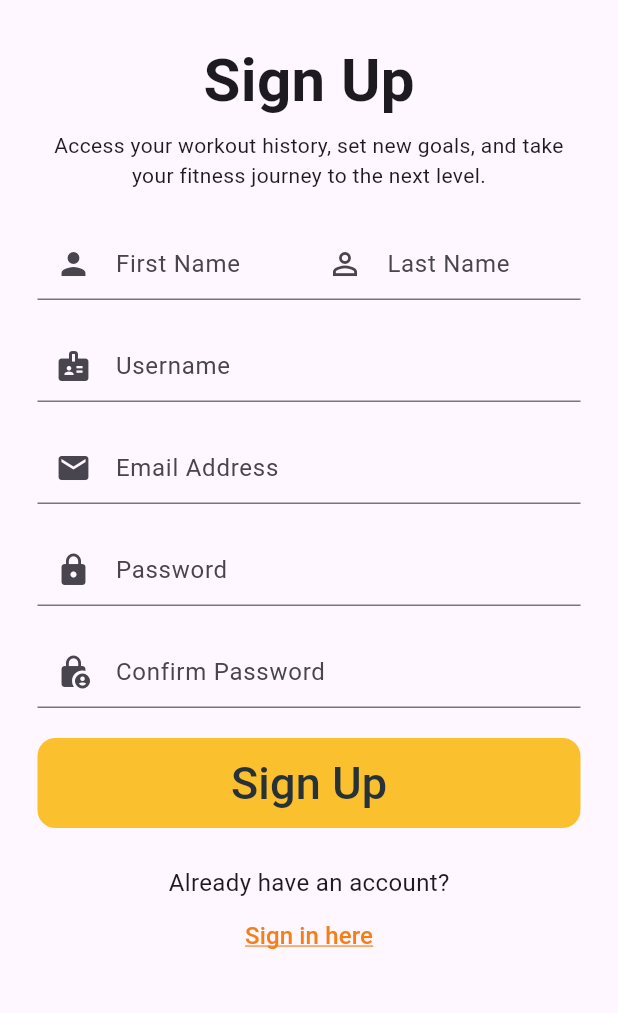
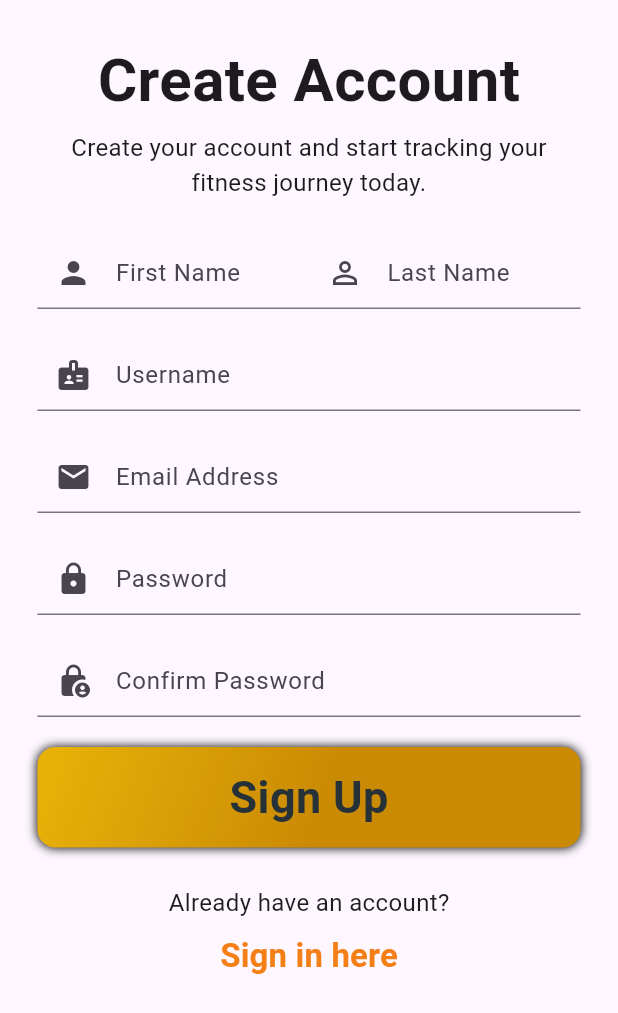
Before and after one commit to Miks02/mixxfit-mobile, a Flutter app: the RegisterWidget widget shown alone on an empty page, opened directly with empty values, on a phone screen of 412 x 824 dp. Shown: the top 1013 px of the screen. Run offline on Flutter 3.47's test engine with Material 3 defaults, Android fonts, the phone set to English and light mode, and no system bars; our stand-ins replace cookie_jar, dio, dio_cookie_manager, flutter_riverpod, freezed_annotation, go_router and 2 more; generated files the repository leaves out were written again.

Commit message:
styles(register_widget): Update registration UI and replace ElevatedButton with AppButton

```diff
--- a/lib/features/auth/presentation/pages/auth_page.dart
+++ b/lib/features/auth/presentation/pages/auth_page.dart
@@ -25,7 +25,7 @@ class _AuthPageState extends State<AuthPage> {
             child: Container(
               decoration: BoxDecoration(gradient: AppColors.primaryGradient),
               child: AnimatedPadding(
-                padding: EdgeInsets.only(top: 0, bottom: isRegister ? 50 : 0),
+                padding: EdgeInsets.only(top: 0, bottom: isRegister ? 80 : 0),
                 curve: Curves.easeInOut,
                 duration: Duration(milliseconds: 300),
                 child: Image.asset(
@@ -37,7 +37,7 @@ class _AuthPageState extends State<AuthPage> {
           ),
           AnimatedPositioned(
             curve: Curves.easeInOut,
-            top: isRegister ? 150 : 200,
+            top: isRegister ? 130 : 200,
             left: 0,
             right: 0,
             bottom: 0,
--- a/lib/features/auth/presentation/widgets/register_widget.dart
+++ b/lib/features/auth/presentation/widgets/register_widget.dart
@@ -1,5 +1,6 @@
 import 'package:flutter/material.dart';
 import 'package:mixxfit_mobile/features/auth/utils/register_validators.dart';
+import 'package:mixxfit_mobile/features/shared/widgets/app_button.dart';
 
 class RegisterWidget extends StatefulWidget {
   final VoidCallback onLoginTap;
@@ -11,17 +12,11 @@ class RegisterWidget extends StatefulWidget {
 
 class _RegisterWidgetState extends State<RegisterWidget> {
   final _formKey = GlobalKey<FormState>();
-
   final _firstNameController = TextEditingController();
-
   final _lastNameController = TextEditingController();
-
   final _usernameController = TextEditingController();
-
   final _emailController = TextEditingController();
-
   final _passwordController = TextEditingController();
-
   final _confirmPasswordController = TextEditingController();
 
   @override
@@ -34,12 +29,12 @@ class _RegisterWidgetState extends State<RegisterWidget> {
             spacing: 5,
             children: [
               Text(
-                "Sign Up",
+                "Create Account",
                 style: TextStyle(fontSize: 40, fontWeight: FontWeight.w600),
               ),
               Text(
-                "Access your workout history, set new goals, and take your fitness journey to the next level.",
-                style: TextStyle(),
+                "Create your account and start tracking your fitness journey today.",
+                style: TextStyle(fontSize: 16),
                 textAlign: TextAlign.center,
               ),
             ],
@@ -120,7 +115,8 @@ class _RegisterWidgetState extends State<RegisterWidget> {
                       prefixIcon: Icon(Icons.lock_person),
                     ),
                   ),
-                  ElevatedButton(
+                  AppButton(
+                    content: "Sign Up",
                     onPressed: () {
                       if (_formKey.currentState!.validate()) {
                         showDialog(
@@ -131,22 +127,6 @@ class _RegisterWidgetState extends State<RegisterWidget> {
                         );
                       }
                     },
-                    style: ElevatedButton.styleFrom(
-                      backgroundColor: Colors.yellow[700],
-                      foregroundColor: Colors.blueGrey[900],
-                      minimumSize: Size(double.infinity, 60),
-                      shape: RoundedRectangleBorder(
-                        borderRadius: BorderRadius.circular(12),
-                      ),
-                      elevation: 0,
-                    ),
-                    child: Text(
-                      "Sign Up",
-                      style: TextStyle(
-                        fontSize: 30,
-                        fontWeight: FontWeight.w500,
-                      ),
-                    ),
                   ),
                 ],
               ),
@@ -165,10 +145,10 @@ class _RegisterWidgetState extends State<RegisterWidget> {
                   child: Text(
                     "Sign in here",
                     style: TextStyle(
-                      fontSize: 16,
+                      fontSize: 22,
                       color: Colors.yellow[900],
-                      decoration: TextDecoration.underline,
                       decorationColor: Colors.yellow.shade900,
+                      fontWeight: FontWeight.bold,
                     ),
                   ),
                 ),
```
